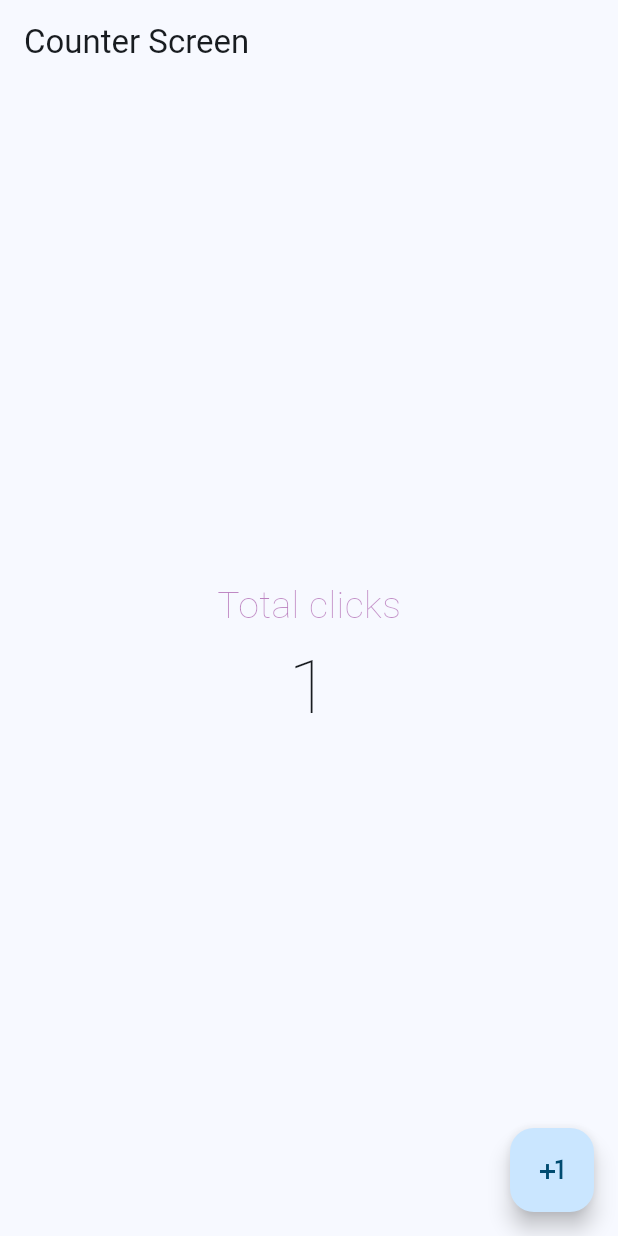
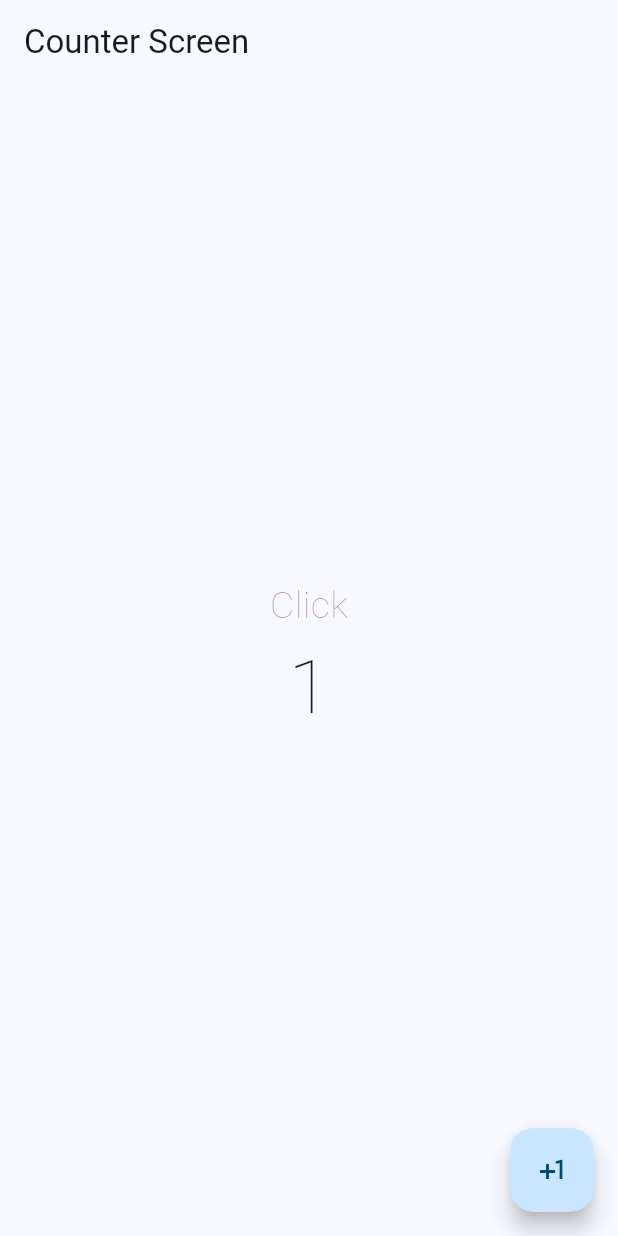
Before and after one commit to anguiano/mobile_boilerplate, a Flutter app: the screen it shows after launch, after a tap on the "plus one" icon, on a phone screen of 412 x 824 dp. Run offline on Flutter 3.47's test engine with Material 2 defaults, Android fonts, the phone set to English and light mode, and no system bars.

Commit message:
feat: made dinamyc label

```diff
--- a/lib/modules/counter/screens/counter_screen.dart
+++ b/lib/modules/counter/screens/counter_screen.dart
@@ -14,10 +14,11 @@ class _CounterScreenState extends State<CounterScreen> {
   @override
   Widget build(BuildContext context) {
     const title = Text("Counter Screen");
+    var label = counter == 1 ? "Click" : "Clicks";
 
-    const labelClick = Text(
-      "Total clicks",
-      style: TextStyle(
+    var labelClick = Text(
+      label,
+      style: const TextStyle(
         fontSize: 25,
         fontWeight: FontWeight.w100,
         color: Color.fromARGB(123, 123, 0, 123)
```
